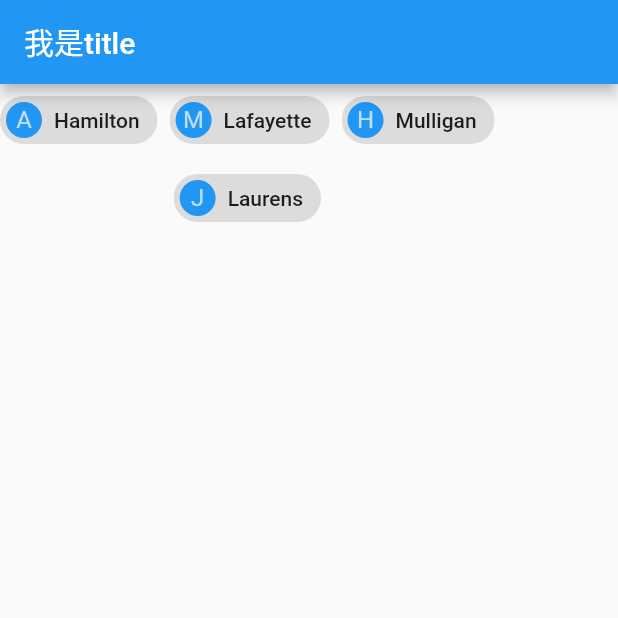
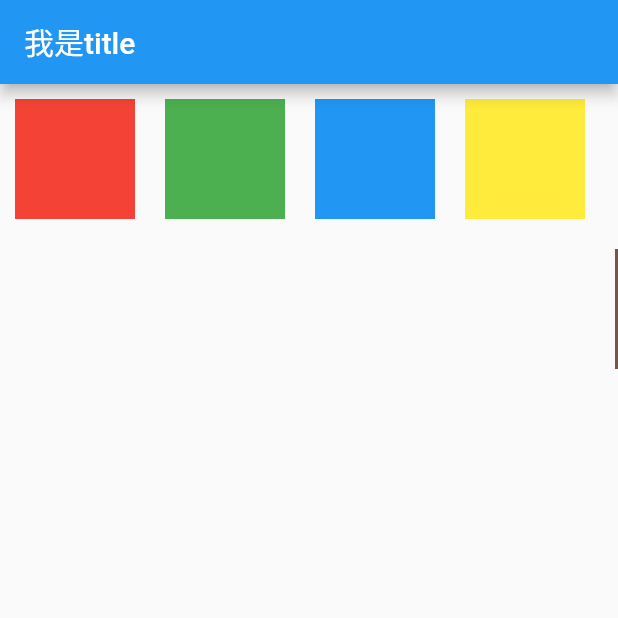
Before and after one commit to yanlele/flutter_study_case, a Flutter app: the screen it shows after launch, on a phone screen of 412 x 824 dp, the top half of it. Run offline on Flutter 3.47's test engine with Material 2 defaults, Android fonts, the phone set to English and light mode, and no system bars.

Commit message:
feat: YLFlowDemo

```diff
--- /dev/null
+++ b/lib/06_layout_and_constraints/06_flow_demo.dart
@@ -0,0 +1,61 @@
+import 'package:flutter/material.dart';
+
+class YLFlowDemo extends StatelessWidget {
+  const YLFlowDemo({Key? key}) : super(key: key);
+
+  @override
+  Widget build(BuildContext context) {
+    return Flow(
+      delegate: TestFlowDelegate(margin: const EdgeInsets.all(10.0)),
+      children: <Widget>[
+        Container(width: 80.0, height: 80.0, color: Colors.red),
+        Container(width: 80.0, height: 80.0, color: Colors.green),
+        Container(width: 80.0, height: 80.0, color: Colors.blue),
+        Container(width: 80.0, height: 80.0, color: Colors.yellow),
+        Container(width: 80.0, height: 80.0, color: Colors.brown),
+        Container(width: 80.0, height: 80.0, color: Colors.purple),
+      ],
+    );
+  }
+}
+
+class TestFlowDelegate extends FlowDelegate {
+  EdgeInsets margin;
+
+  TestFlowDelegate({this.margin = EdgeInsets.zero});
+
+  double width = 0;
+  double height = 0;
+
+  @override
+  void paintChildren(FlowPaintingContext context) {
+    var x = margin.left;
+    var y = margin.top;
+
+    // 计算每一个 widget 位置
+    for (int i = 0; i < context.childCount; i++) {
+      var w = context.getChildSize(i)!.width + x + margin.left;
+
+      if (w < context.size.width) {
+        context.paintChild(i, transform: Matrix4.translationValues(x, y, 0.0));
+        x = w + margin.left;
+      } else {
+        y = margin.left;
+        y += context.getChildSize(i)!.height + margin.top + margin.bottom;
+
+        context.paintChild(i, transform: Matrix4.translationValues(x, y, 0.0));
+        x += context.getChildSize(i)!.width + margin.left + margin.right;
+      }
+    }
+  }
+
+  @override
+  bool shouldRepaint(covariant FlowDelegate oldDelegate) {
+    return oldDelegate != this;
+  }
+
+  @override
+  Size getSize(BoxConstraints constraints) {
+    return const Size(double.infinity, 200);
+  }
+}
--- a/lib/main.dart
+++ b/lib/main.dart
@@ -1,5 +1,5 @@
 import 'package:flutter/material.dart';
-import '06_layout_and_constraints/05_wrap_demo.dart';
+import '06_layout_and_constraints/06_flow_demo.dart';
 
 main() => runApp(const MyApp());
 
@@ -15,7 +15,7 @@ class MyApp extends StatelessWidget {
       // Scaffold 脚手架， 可以快速搭建页面
       home: Scaffold(
         appBar: AppBar(title: const Text("我是title")),
-        body: const YLWrapDemo(),
+        body: const YLFlowDemo(),
       ),
     );
   }
```
